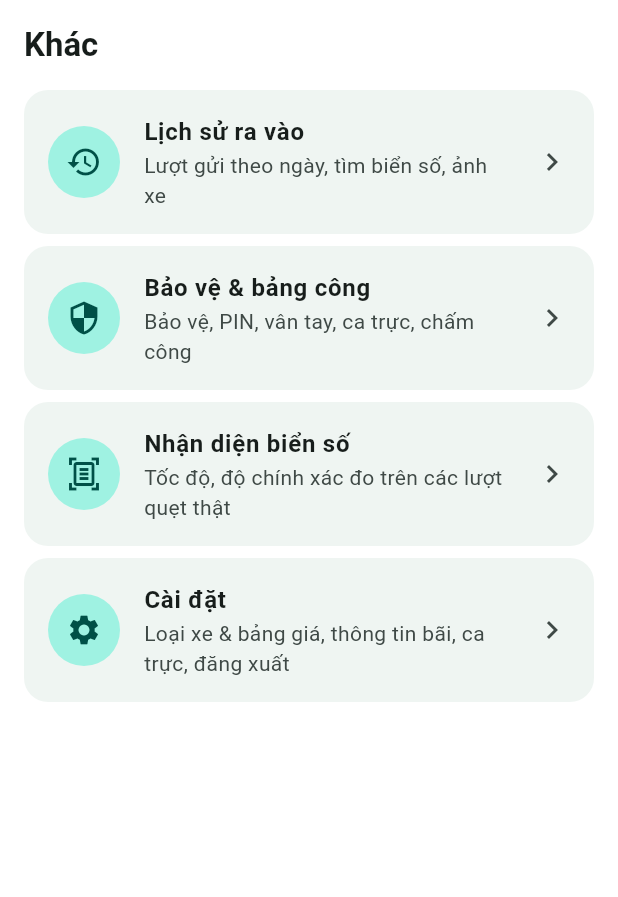
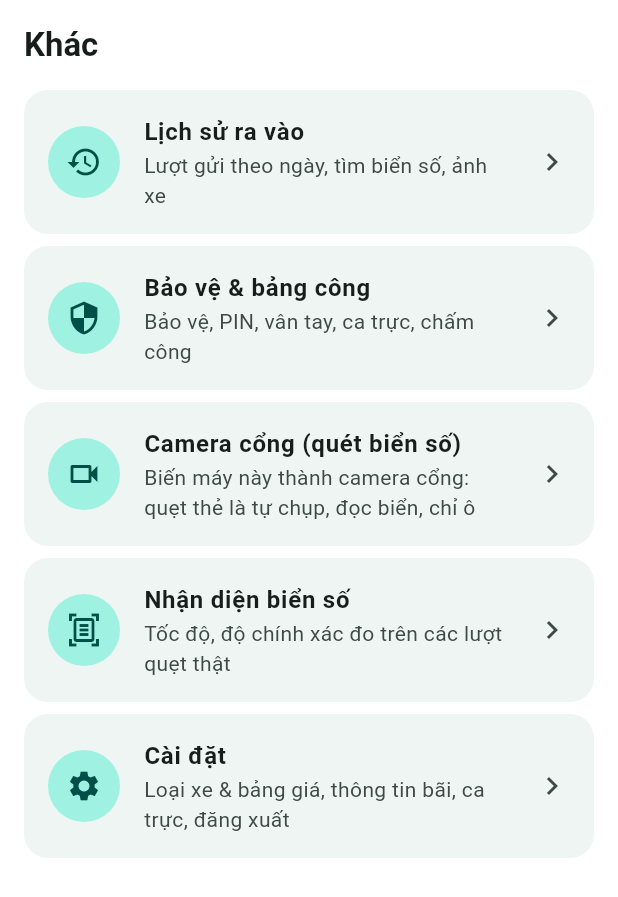
Before and after one commit to huyduong231005-ui/BaiGiuXe, a Flutter app: the MoreScreen screen opened directly, on a phone screen of 412 x 824 dp. Shown: the top 897 px of the screen. Run offline on Flutter 3.47's test engine with Material 3 defaults, Android fonts, the phone set to English and light mode, and no system bars; our stand-ins replace camera, fl_chart, flutter_map, geolocator, google_sign_in, image_picker and 6 more; missing offline and left inert: mobile_scanner, mqtt_client, nfc_manager; accounts and stored records are empty.

Commit message:
fix(app): đăng xuất đóng các trang đang mở; thêm lối vào nhanh Camera cổng (quét biển số) ở tab Khác
Co-Authored-By: Claude Opus 5.5 <noreply@anthropic.com>

```diff
--- a/app/lib/main.dart
+++ b/app/lib/main.dart
@@ -25,9 +25,15 @@ late final SharedPreferences prefs;
 /// Khoá prefs: máy này đăng nhập ở chế độ "Thiết bị camera" (chọn vai trò theo máy: quản lý / camera cổng).
 const deviceModeKey = 'device_mode';
 
+/// Navigator gốc: đăng xuất / hết phiên thì đóng mọi trang đang mở chồng (Cài đặt, Lịch sử...) để về màn đăng nhập.
+final navigatorKey = GlobalKey<NavigatorState>();
+
 Future<void> main() async {
   WidgetsFlutterBinding.ensureInitialized();
   prefs = await SharedPreferences.getInstance();
+  api.session.addListener(() {
+    if (api.session.value == null) navigatorKey.currentState?.popUntil((r) => r.isFirst);
+  });
   api.restore(prefs);
   runApp(const App());
 }
@@ -71,6 +77,7 @@ class App extends StatelessWidget {
 
   @override
   Widget build(BuildContext context) => MaterialApp(
+        navigatorKey: navigatorKey,
         title: 'Bãi giữ xe',
         theme: _theme(Brightness.light),
         darkTheme: _theme(Brightness.dark),
@@ -239,6 +246,23 @@ class MoreScreen extends StatelessWidget {
   final bool admin;
   final VoidCallback? onChangeRole;
 
+  /// Chọn cổng rồi mở màn camera ngay với tài khoản đang đăng nhập (không cần đăng xuất / chế độ thiết bị).
+  Future<void> _openCamera(BuildContext context) async {
+    final gate = await showModalBottomSheet<String>(
+      context: context,
+      builder: (c) => SafeArea(
+        child: Column(mainAxisSize: MainAxisSize.min, children: [
+          const ListTile(title: Text('Máy này làm camera cho cổng nào?', style: TextStyle(fontWeight: FontWeight.w600))),
+          ListTile(leading: const Icon(Icons.login), title: const Text('Cổng vào'), onTap: () => Navigator.pop(c, 'in')),
+          ListTile(leading: const Icon(Icons.logout), title: const Text('Cổng ra'), onTap: () => Navigator.pop(c, 'out')),
+          ListTile(leading: const Icon(Icons.compare_arrows), title: const Text('Cả 2 cổng (1 điện thoại)'), onTap: () => Navigator.pop(c, 'both')),
+        ]),
+      ),
+    );
+    if (gate == null || !context.mounted) return;
+    await Navigator.push(context, MaterialPageRoute(builder: (c) => CameraScreen(gate: gate, onExit: () => Navigator.pop(c))));
+  }
+
   void _open(BuildContext context, String title, Widget body) => Navigator.push(context,
       MaterialPageRoute(builder: (_) => Scaffold(appBar: AppBar(title: Text(title)), body: SafeArea(child: body))));
 
@@ -249,6 +273,9 @@ class MoreScreen extends StatelessWidget {
       (Icons.security, 'Bảo vệ & bảng công', 'Bảo vệ, PIN, vân tay, ca trực, chấm công', () => _open(context, 'Bảo vệ', const GuardsScreen())),
       if (admin)
         (Icons.manage_accounts, 'Tài khoản', 'Phân quyền admin / quản lý / bảo vệ / khách', () => _open(context, 'Tài khoản', const AccountsScreen(embedded: true))),
+      if (!Platform.isMacOS)
+        (Icons.videocam_outlined, 'Camera cổng (quét biển số)', 'Biến máy này thành camera cổng: quẹt thẻ là tự chụp, đọc biển, chỉ ô',
+            () => _openCamera(context)),
       (Icons.document_scanner_outlined, 'Nhận diện biển số', 'Tốc độ, độ chính xác đo trên các lượt quẹt thật',
           () => Navigator.push(context, MaterialPageRoute(builder: (_) => const OcrStatsScreen()))),
       (Icons.settings, 'Cài đặt', 'Loại xe & bảng giá, thông tin bãi, ca trực, đăng xuất',
```
